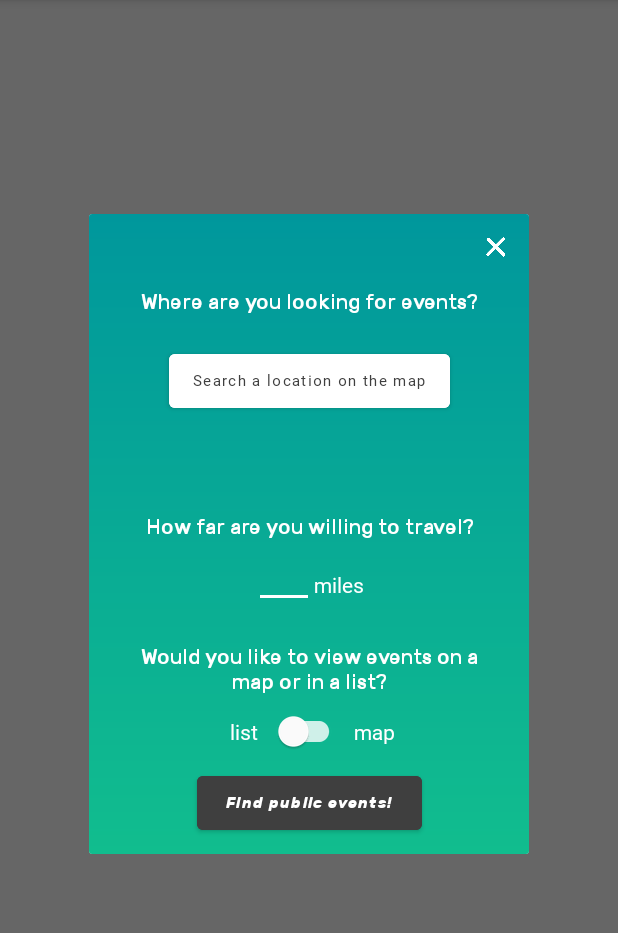
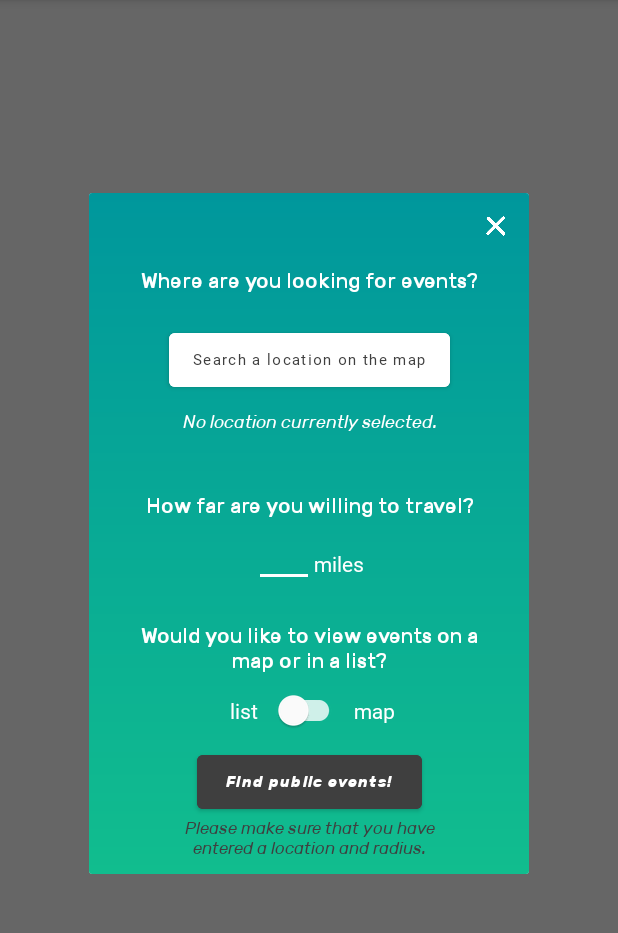
Before and after one commit to b-go-bell/easyTeamUp, an Android app: the fragment PublicEventsDialogFragment shown on its own in the app's theme, after a tap on "Find public events!", on a phone screen of 412 x 824 dp, the part 84-1017 px from its top. Run offline under Robolectric (Android 15) with nearby library versions, the phone set to English and light mode, and no system bars; 4 statements that could not run were skipped.

Commit message:
finalization of event picker dialog

```diff
--- a/app/src/main/AndroidManifest.xml
+++ b/app/src/main/AndroidManifest.xml
@@ -12,6 +12,12 @@
         android:roundIcon="@mipmap/up_launcher_round"
         android:supportsRtl="true"
         android:theme="@style/Theme.EasyTeamUp">
+        <activity
+            android:name=".Activities.ViewEventActivities.FilterEvents.PublicEventsDialogActivity"
+            android:exported="false" />
+        <activity
+            android:name=".Activities.ViewEventActivities.ViewPublicEventsActivity"
+            android:exported="false" />
         <activity
             android:name=".Activities.ViewEventActivities.EventDispatcherActivity"
             android:exported="false" />
--- a/app/src/main/java/com/example/easyteamup/Activities/ViewEventActivities/DisplayEvents/NoEventsFragment.java
+++ b/app/src/main/java/com/example/easyteamup/Activities/ViewEventActivities/DisplayEventHelpers/NoEventsFragment.java
@@ -1,4 +1,4 @@
-package com.example.easyteamup.Activities.ViewEventActivities.DisplayEvents;
+package com.example.easyteamup.Activities.ViewEventActivities.DisplayEventHelpers;
 
 import android.content.Context;
 import android.content.Intent;
@@ -14,7 +14,6 @@ import android.widget.ProgressBar;
 import android.widget.TextView;
 
 import com.example.easyteamup.Activities.CreateEventActivities.CreateEventActivity;
-import com.example.easyteamup.Activities.UserAuthActivities.SignUpActivityFolder.SignUpInterface;
 import com.example.easyteamup.Activities.UserHomeActivities.ViewProfileActivity;
 import com.example.easyteamup.Activities.ViewEventActivities.ViewListEventsActivity;
 import com.example.easyteamup.Activities.ViewEventActivities.ViewMapEventsActivity;
--- a/app/src/main/java/com/example/easyteamup/Activities/ViewEventActivities/FilterEvents/PublicEventsDialogFragment.java
+++ b/app/src/main/java/com/example/easyteamup/Activities/ViewEventActivities/FilterEvents/PublicEventsDialogFragment.java
@@ -16,7 +16,9 @@ import android.widget.CompoundButton;
 import android.widget.EditText;
 import android.widget.ImageButton;
 import android.widget.Switch;
+import android.widget.TextView;
 
+import com.example.easyteamup.Activities.UserHomeActivities.ViewProfileActivity;
 import com.example.easyteamup.R;
 import com.google.android.gms.location.FusedLocationProviderClient;
 
@@ -25,11 +27,15 @@ public class PublicEventsDialogFragment extends DialogFragment {
 
     private FusedLocationProviderClient client;
 
-    private double latitude;
-    private double longitude;
-    private double radius = 0;
+    private String uid;
+    private String locName;
+    private double lat;
+    private double lon;
+    private int radius = 0;
+    private boolean map = false;
 
     private ImageButton close;
+    private TextView locationText, invalidText;
     private Button mapLocation, submit;
     private SwitchCompat mapOrList;
     private EditText radiusText;
@@ -54,22 +60,29 @@ public class PublicEventsDialogFragment extends DialogFragment {
     }
 
     @Override
-    public void onAttach(Context context) {
-        super.onAttach(context);
-
-    }
-
-    @Override
     public View onCreateView(LayoutInflater inflater, ViewGroup container,
                              Bundle savedInstanceState) {
         View v = inflater.inflate(R.layout.fragment_public_events_dialog, container);
 
+        uid = getArguments().getString("uid");
+        locName = getArguments().getString("locName");
+        lat = getArguments().getDouble("lat");
+        lon = getArguments().getDouble("lon");
+
         close = (ImageButton) v.findViewById(R.id.close);
+        locationText = (TextView)  v.findViewById(R.id.where_search);
+        invalidText = (TextView) v.findViewById(R.id.error);
         mapLocation = (Button) v.findViewById(R.id.other_loc);
         radiusText = (EditText) v.findViewById(R.id.distance_input);
         mapOrList = (SwitchCompat)  v.findViewById(R.id.map_toggle);
         submit = (Button) v.findViewById(R.id.submit);
 
+        if(locName == null){
+            locationText.setText(R.string.no_location);
+        } else {
+            String picked  = getString(R.string.selected_location, locName);
+            locationText.setText(picked);
+        }
 
         close.setOnClickListener(new View.OnClickListener() {
             public void onClick(View v) {
@@ -91,14 +104,27 @@ public class PublicEventsDialogFragment extends DialogFragment {
             public void onCheckedChanged(CompoundButton buttonView, boolean isChecked) {
                 if (isChecked) {
                     //map
+                    map = true;
                 } else {
                     //list
+                    map = false;
                 }
             }
         });
 
+
         submit.setOnClickListener(new View.OnClickListener() {
             public void onClick(View v) {
+                invalidText.setText("");
+                String rad = radiusText.getText().toString();
+                int rad_len = rad.trim().length();
+                if(rad_len == 0 || locName == null){
+                    invalidText.setText(R.string.selection_error);
+                }
+                else {
+                    radius = Integer.parseInt(rad);
+                    //send off to view public events activity
+                }
             }
         });
 
@@ -107,11 +133,9 @@ public class PublicEventsDialogFragment extends DialogFragment {
 
     @Override
     public void onCancel(DialogInterface dialog) {
-        super.onCancel(dialog);
-    }
-
-    @Override
-    public void onDetach() {
-        super.onDetach();
+        //go back to the user home
+        Intent goHome = new Intent(getActivity(), ViewProfileActivity.class);
+        goHome.putExtra("uid", uid);
+        startActivity(goHome);
     }
 }
--- a/app/src/main/res/layout/fragment_public_events_dialog.xml
+++ b/app/src/main/res/layout/fragment_public_events_dialog.xml
@@ -3,7 +3,7 @@
     xmlns:app="http://schemas.android.com/apk/res-auto"
     android:id="@+id/edit_name"
     android:layout_width="320dp"
-    android:layout_height="480dp"
+    android:layout_height="560dp"
     android:padding="10dp"
     android:layout_gravity="center"
     android:orientation="vertical"
@@ -184,9 +184,25 @@
         android:textAllCaps="false"
         android:textColor="@color/white"
         android:textSize="10sp"
-        app:layout_constraintBottom_toBottomOf="parent"
+        app:layout_constraintBottom_toTopOf="@+id/error"
         app:layout_constraintEnd_toEndOf="parent"
         app:layout_constraintStart_toStartOf="parent"
         app:layout_constraintTop_toBottomOf="@+id/map_toggle" />
 
+    <TextView
+        android:id="@+id/error"
+        android:layout_width="200dp"
+        android:gravity="center"
+        android:textSize="11sp"
+        android:layout_height="wrap_content"
+        android:layout_gravity="center"
+        android:fontFamily="@font/rubik_regular_italic"
+        android:text=""
+        android:textColor="@color/gray"
+        app:layout_constraintTop_toBottomOf="@+id/submit"
+        app:layout_constraintBottom_toBottomOf="parent"
+        app:layout_constraintStart_toStartOf="parent"
+        app:layout_constraintEnd_toEndOf="parent"
+        />
+
 </androidx.constraintlayout.widget.ConstraintLayout>
--- a/app/src/main/res/values/strings.xml
+++ b/app/src/main/res/values/strings.xml
@@ -77,4 +77,8 @@
     <string name="usc">University of Southern California</string>
     <string name="use_usc">Search for events around University of Southern California</string>
     <string name="button_loc">Search for events around %1$s</string>
+
+    <string name="no_location">No location currently selected.</string>
+    <string name="selected_location">Searching for events around %1$s.</string>
+    <string name="selection_error">Please make sure that you have entered a location and radius.</string>
 </resources>
```
Also changed, not shown: app/src/main/java/com/example/easyteamup/Activities/ViewEventActivities/DisplayEventHelpers/EventAdapter.java (renamed from app/src/main/java/com/example/easyteamup/Activities/ViewEventActivities/DisplayEvents/EventAdapter.java, +1 -6 lines), app/src/main/java/com/example/easyteamup/Activities/ViewEventActivities/EventDispatcherActivity.java (+10 -4 lines), app/src/main/java/com/example/easyteamup/Activities/ViewEventActivities/FilterEvents/ChooseLocationActivity.java (+13 -23 lines), app/src/main/java/com/example/easyteamup/Activities/ViewEventActivities/FilterEvents/PublicEventsDialogActivity.java (added, +38 -0 lines), app/src/main/java/com/example/easyteamup/Activities/ViewEventActivities/ViewListEventsActivity.java (+2 -5 lines), app/src/main/java/com/example/easyteamup/Activities/ViewEventActivities/ViewPublicEventsActivity.java (added, +14 -0 lines), app/src/main/res/layout/activity_public_events_dialog.xml (added, +9 -0 lines), app/src/main/res/layout/activity_view_public_events.xml (added, +9 -0 lines).
